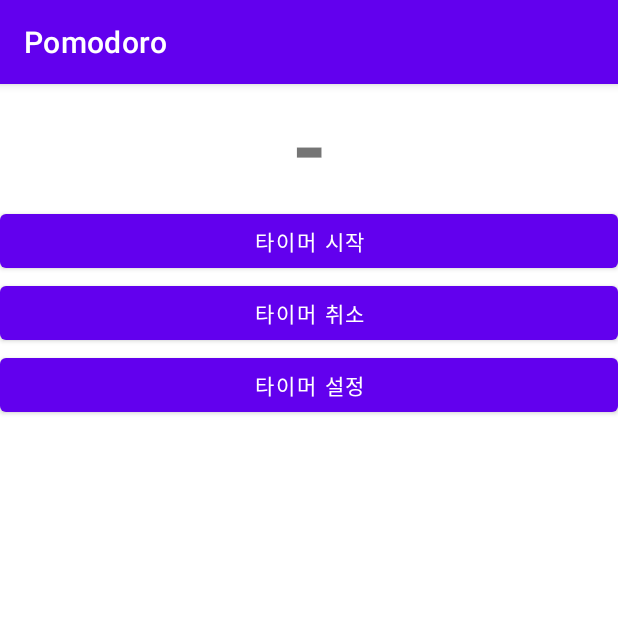
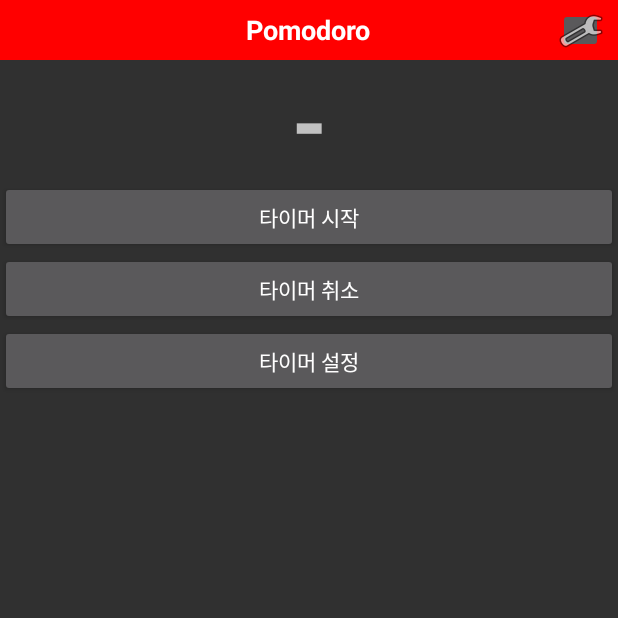
Before and after one commit to akwls/Kotlin_Android, an Android app: the screen it shows after launch (PomodoroActivity), on a phone screen of 412 x 824 dp, the top half of it. Run offline under Robolectric (Android 15) with nearby library versions, the phone set to English and light mode, and no system bars.

Commit message:
툴 바 커스터마이징 및 액션바 대체

```diff
--- a/Pomodoro/app/src/main/AndroidManifest.xml
+++ b/Pomodoro/app/src/main/AndroidManifest.xml
@@ -11,7 +11,7 @@
         android:label="@string/app_name"
         android:roundIcon="@mipmap/ic_launcher_round"
         android:supportsRtl="true"
-        android:theme="@style/Theme.Pomodoro">
+        android:theme="@style/Theme.AppCompat.NoActionBar">
         <activity
             android:name=".SettingActivity"
             android:exported="false" />
--- a/Pomodoro/app/src/main/java/wikibook/learnandroid/pomodoro/PomodoroActivity.kt
+++ b/Pomodoro/app/src/main/java/wikibook/learnandroid/pomodoro/PomodoroActivity.kt
@@ -4,11 +4,14 @@ import android.content.BroadcastReceiver
 import android.content.Context
 import android.content.Intent
 import android.content.IntentFilter
+import android.graphics.Color
 import android.os.Build
 import androidx.appcompat.app.AppCompatActivity
 import android.os.Bundle
 import android.widget.Button
+import android.widget.ImageButton
 import android.widget.TextView
+import android.widget.Toolbar
 import androidx.annotation.RequiresApi
 
 class PomodoroActivity : AppCompatActivity() {
@@ -19,6 +22,16 @@ class PomodoroActivity : AppCompatActivity() {
     override fun onCreate(savedInstanceState: Bundle?) {
         super.onCreate(savedInstanceState)
         setContentView(R.layout.activity_pomodoro)
+
+        val toolbar = findViewById<androidx.appcompat.widget.Toolbar>(R.id.toolbar)
+        setSupportActionBar(toolbar)
+
+        toolbar.findViewById<ImageButton>(R.id.to_setting).setOnClickListener {
+            startActivity(Intent(this, SettingActivity::class.java))
+        }
+
+        window.statusBarColor = Color.rgb(255,0,0)
+
 
         remainTime = findViewById(R.id.remain_time)
 
--- a/Pomodoro/app/src/main/res/layout/activity_pomodoro.xml
+++ b/Pomodoro/app/src/main/res/layout/activity_pomodoro.xml
@@ -6,6 +6,37 @@
     android:layout_height="match_parent"
     tools:context=".PomodoroActivity"
     android:orientation="vertical">
+
+    <androidx.appcompat.widget.Toolbar
+        android:layout_width="match_parent"
+        android:layout_height="40dp"
+        android:id="@+id/toolbar"
+        android:background="#FF0000"
+        app:contentInsetStart="0dp">
+
+        <RelativeLayout
+            android:layout_width="match_parent"
+            android:layout_height="match_parent">
+            <TextView
+                android:layout_width="wrap_content"
+                android:layout_height="wrap_content"
+                android:id="@+id/toolbar_title"
+                android:text="@string/app_name"
+                android:textColor="#FFFFFF"
+                android:textStyle="bold"
+                android:textSize="18sp"
+                android:layout_centerInParent="true" />
+
+            <ImageButton
+                android:layout_width="30dp"
+                android:layout_height="30dp"
+                android:id="@+id/to_setting"
+                android:src="@android:drawable/ic_menu_manage"
+                android:layout_alignParentRight="true"
+                android:layout_marginTop="5dp"
+                android:layout_marginRight="10dp" />
+        </RelativeLayout>
+    </androidx.appcompat.widget.Toolbar>
 
     <TextView
         android:layout_width="match_parent"
--- a/Pomodoro/app/src/main/res/values/themes.xml
+++ b/Pomodoro/app/src/main/res/values/themes.xml
@@ -13,4 +13,8 @@
         <item name="android:statusBarColor" tools:targetApi="l">?attr/colorPrimaryVariant</item>
         <!-- Customize your theme here. -->
     </style>
+    <style name="Theme.AppCompat.Light.NoActionBar">
+        <item name="windowActionBar">false</item>
+        <item name="android:windowNoTitle">true</item>
+    </style>
 </resources>
```
